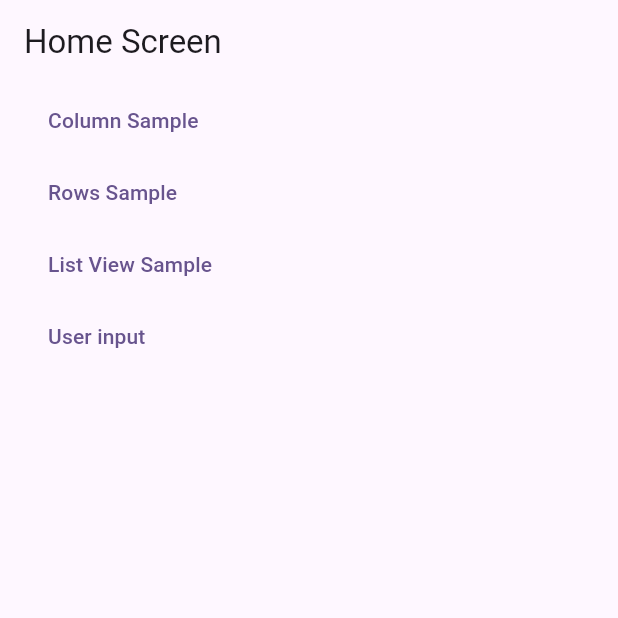
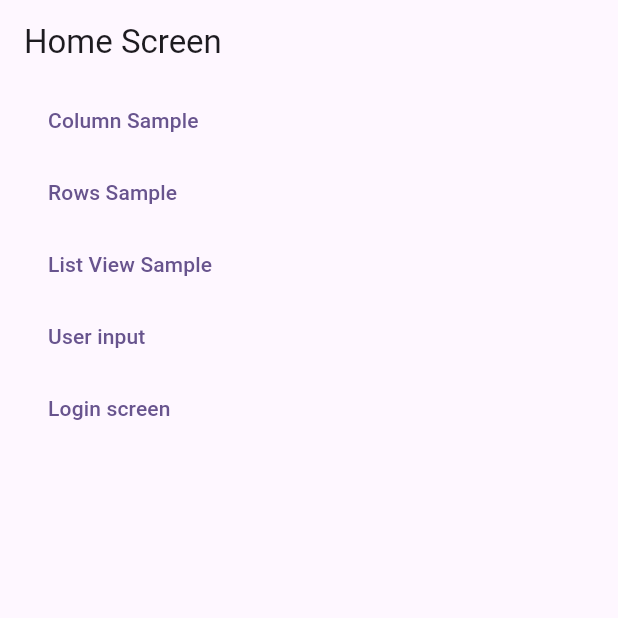
Before and after one commit to Odinachi/SCA-playground, a Flutter app: the screen it shows after launch, on a phone screen of 412 x 824 dp, the top half of it. Run offline on Flutter 3.47's test engine with Material 3 defaults, Android fonts, the phone set to English and light mode, and no system bars.

```diff
--- a/lib/features/home/home_screen.dart
+++ b/lib/features/home/home_screen.dart
@@ -70,6 +70,15 @@ class HomeScreen extends StatelessWidget {
                 },
                 child: const Text("User input"),
               ),
+              TextButton(
+                onPressed: () {
+                  Navigator.pushNamed(
+                    context,
+                    AppRouteStrings.loginScreen,
+                  );
+                },
+                child: const Text("Login screen"),
+              ),
             ],
           ),
         ),
--- a/lib/features/navigation/route_strings.dart
+++ b/lib/features/navigation/route_strings.dart
@@ -3,4 +3,5 @@ class AppRouteStrings {
   static const String columnScreen = "/column_screen";
   static const String manualInputScreen = "/manual_input_screen";
   static const String userInputScreen = "/user_input_screen";
+  static const String loginScreen = "/login_screen";
 }
--- a/lib/features/navigation/router.dart
+++ b/lib/features/navigation/router.dart
@@ -1,6 +1,7 @@
 import 'package:flutter/cupertino.dart';
 import 'package:secondapp/features/Navigation/route_strings.dart';
 import 'package:secondapp/features/home/home_screen.dart';
+import 'package:secondapp/features/login/login_screen.dart';
 import 'package:secondapp/features/manual_input/manual_input.dart';
 import 'package:secondapp/features/user_input/user_input_screen.dart';
 
@@ -21,7 +22,9 @@ class AppRouter {
               ManualInput(arg: settings.arguments as ManualInputArg),
         );
       case AppRouteStrings.userInputScreen:
-        return CupertinoPageRoute(builder: (_) => UserInputScreen());
+        return CupertinoPageRoute(builder: (_) => const UserInputScreen());
+      case AppRouteStrings.loginScreen:
+        return CupertinoPageRoute(builder: (_) => const LoginScreen());
 
       default:
         return CupertinoPageRoute(builder: (_) => const SizedBox());
--- a/pubspec.yaml
+++ b/pubspec.yaml
@@ -35,6 +35,7 @@ dependencies:
   # The following adds the Cupertino Icons font to your application.
   # Use with the CupertinoIcons class for iOS style icons.
   cupertino_icons: ^1.0.8
+  flutter_svg: ^2.0.16
 
 dev_dependencies:
   flutter_test:
```
Also changed, not shown: lib/features/login/login_screen.dart (added, +10 -0 lines), lib/shared/assets.dart (added, +10 -0 lines), pubspec.lock.
